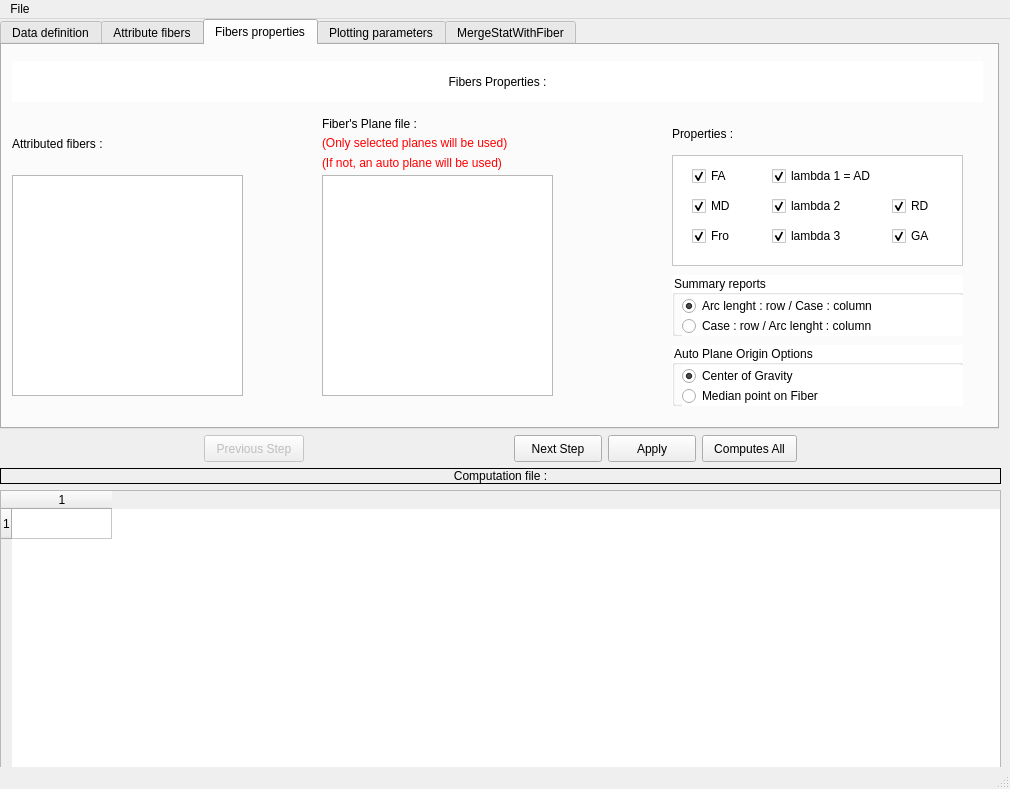
Above: Applications/DTIAtlasFiberAnalyzer/DTIAtlasFiberAnalyzerguiwindow.ui from NIRALUser/DTIFiberTractStatistics before the change. Below: the same form after it.
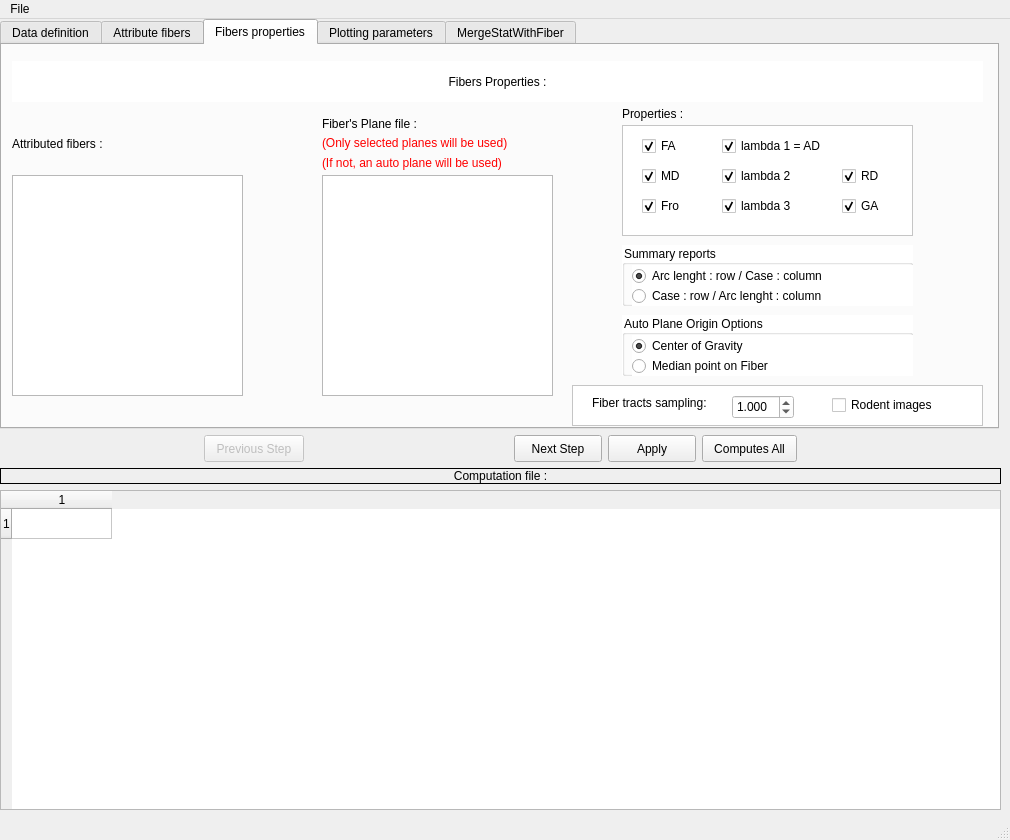
That is the form after the change. The open tabs and pages were chosen to show the change.

Commit message: BUG: Looks for external executables first in DTIATlasFiberAnalyzer's directory and then in system paths ENH: dtitractstat now allows to specify a step smaller than 0.1 if the option --rodent is selected. ENH: DTIAtlasFiberAnalyzer now allows to specify sampling step for fibers BUG: DTIAtlasFiberAnalyzer was crashing if the CSV file given was a folder BUG: DTIAtlasFiberAnalyzer was crashing if the CSV file was containing an extra empty line

Patch:
```diff
--- a/Applications/DTIAtlasFiberAnalyzer/DTIAtlasFiberAnalyzerguiwindow.ui
+++ b/Applications/DTIAtlasFiberAnalyzer/DTIAtlasFiberAnalyzerguiwindow.ui
@@ -7,7 +7,7 @@
     <x>0</x>
     <y>0</y>
     <width>1010</width>
-    <height>789</height>
+    <height>840</height>
    </rect>
   </property>
   <property name="windowTitle">
@@ -24,6 +24,29 @@
      </rect>
     </property>
     <layout class="QGridLayout" name="PrincipalLayout">
+     <item row="4" column="0">
+      <widget class="QTableWidget" name="CSVtable">
+       <property name="frameShape">
+        <enum>QFrame::StyledPanel</enum>
+       </property>
+       <property name="textElideMode">
+        <enum>Qt::ElideLeft</enum>
+       </property>
+       <property name="gridStyle">
+        <enum>Qt::SolidLine</enum>
+       </property>
+       <row>
+        <property name="text">
+         <string>1</string>
+        </property>
+       </row>
+       <column>
+        <property name="text">
+         <string>1</string>
+        </property>
+       </column>
+      </widget>
+     </item>
      <item row="1" column="0">
       <layout class="QHBoxLayout" name="steplayout">
        <item>
@@ -149,48 +172,6 @@
        </item>
       </layout>
      </item>
-     <item row="2" column="0">
-      <widget class="QLabel" name="CsvTitle">
-       <property name="frameShape">
-        <enum>QFrame::Box</enum>
-       </property>
-       <property name="frameShadow">
-        <enum>QFrame::Plain</enum>
-       </property>
-       <property name="text">
-        <string>Computation file :</string>
-       </property>
-       <property name="alignment">
-        <set>Qt::AlignCenter</set>
-       </property>
-       <property name="wordWrap">
-        <bool>false</bool>
-       </property>
-      </widget>
-     </item>
-     <item row="3" column="0">
-      <widget class="QTableWidget" name="CSVtable">
-       <property name="frameShape">
-        <enum>QFrame::StyledPanel</enum>
-       </property>
-       <property name="textElideMode">
-        <enum>Qt::ElideLeft</enum>
-       </property>
-       <property name="gridStyle">
-        <enum>Qt::SolidLine</enum>
-       </property>
-       <row>
-        <property name="text">
-         <string>1</string>
-        </property>
-       </row>
-       <column>
-        <property name="text">
-         <string>1</string>
-        </property>
-       </column>
-      </widget>
-     </item>
      <item row="0" column="0">
       <widget class="QTabWidget" name="PrincipalWidget">
        <property name="enabled">
@@ -218,7 +199,7 @@
         <string notr="true"/>
        </property>
        <property name="currentIndex">
-        <number>4</number>
+        <number>2</number>
        </property>
        <property name="usesScrollButtons">
         <bool>true</bool>
@@ -1164,8 +1145,8 @@
         <widget class="QFrame" name="PropertiesFrame">
          <property name="geometry">
           <rect>
-           <x>670</x>
-           <y>110</y>
+           <x>620</x>
+           <y>80</y>
            <width>291</width>
            <height>111</height>
           </rect>
@@ -1324,8 +1305,8 @@
         <widget class="QLabel" name="Propertieschoicetitle">
          <property name="geometry">
           <rect>
-           <x>670</x>
-           <y>80</y>
+           <x>620</x>
+           <y>60</y>
            <width>241</width>
            <height>17</height>
           </rect>
@@ -1376,8 +1357,8 @@
         <widget class="QGroupBox" name="invertionBox">
          <property name="geometry">
           <rect>
-           <x>670</x>
-           <y>230</y>
+           <x>620</x>
+           <y>200</y>
            <width>291</width>
            <height>61</height>
           </rect>
@@ -1421,8 +1402,8 @@
         <widget class="QGroupBox" name="invertionBox_2">
          <property name="geometry">
           <rect>
-           <x>670</x>
-           <y>300</y>
+           <x>620</x>
+           <y>270</y>
            <width>291</width>
            <height>61</height>
           </rect>
@@ -1489,6 +1470,73 @@
           <string>&lt;font color=#ff0000&gt;(If not, an auto plane will be used)&lt;/font&gt;</string>
          </property>
         </widget>
+        <widget class="QFrame" name="dti_tract_stat_frame">
+         <property name="geometry">
+          <rect>
+           <x>570</x>
+           <y>340</y>
+           <width>411</width>
+           <height>41</height>
+          </rect>
+         </property>
+         <property name="styleSheet">
+          <string notr="true">background-color: rgb(255, 255, 255);</string>
+         </property>
+         <property name="frameShape">
+          <enum>QFrame::StyledPanel</enum>
+         </property>
+         <property name="frameShadow">
+          <enum>QFrame::Raised</enum>
+         </property>
+         <widget class="QLabel" name="label_4">
+          <property name="geometry">
+           <rect>
+            <x>20</x>
+            <y>10</y>
+            <width>131</width>
+            <height>16</height>
+           </rect>
+          </property>
+          <property name="text">
+           <string>Fiber tracts sampling:</string>
+          </property>
+         </widget>
+         <widget class="QCheckBox" name="checkRodent">
+          <property name="geometry">
+           <rect>
+            <x>260</x>
+            <y>10</y>
+            <width>111</width>
+            <height>20</height>
+           </rect>
+          </property>
+          <property name="text">
+           <string>Rodent images</string>
+          </property>
+         </widget>
+         <widget class="QDoubleSpinBox" name="FiberSampling">
+          <property name="geometry">
+           <rect>
+            <x>160</x>
+            <y>10</y>
+            <width>62</width>
+            <height>24</height>
+           </rect>
+          </property>
+          <property name="decimals">
+           <number>3</number>
+          </property>
+          <property name="minimum">
+           <double>0.001000000000000</double>
+          </property>
+          <property name="singleStep">
+           <double>0.100000000000000</double>
+          </property>
+          <property name="value">
+           <double>1.000000000000000</double>
+          </property>
+         </widget>
+        </widget>
        </widget>
        <widget class="QWidget" name="Step4">
         <attribute name="title">
@@ -1911,6 +1959,25 @@
        </widget>
       </widget>
      </item>
+     <item row="2" column="0">
+      <widget class="QLabel" name="CsvTitle">
+       <property name="frameShape">
+        <enum>QFrame::Box</enum>
+       </property>
+       <property name="frameShadow">
+        <enum>QFrame::Plain</enum>
+       </property>
+       <property name="text">
+        <string>Computation file :</string>
+       </property>
+       <property name="alignment">
+        <set>Qt::AlignCenter</set>
+       </property>
+       <property name="wordWrap">
+        <bool>false</bool>
+       </property>
+      </widget>
+     </item>
     </layout>
    </widget>
   </widget>
```
The commit also changes 9 other files.
